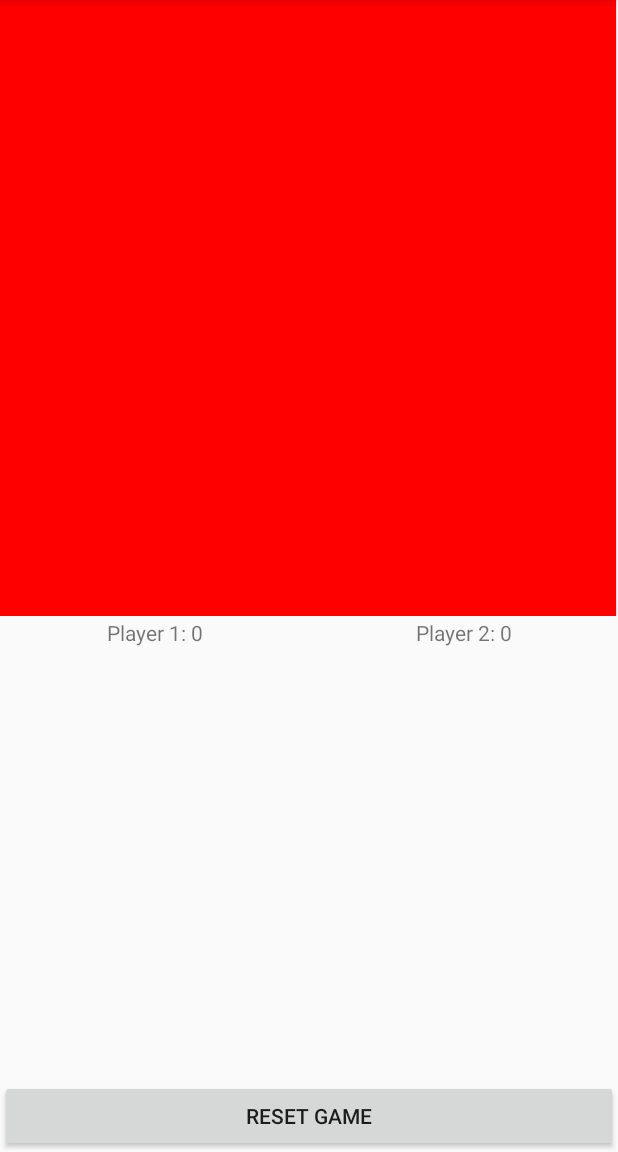
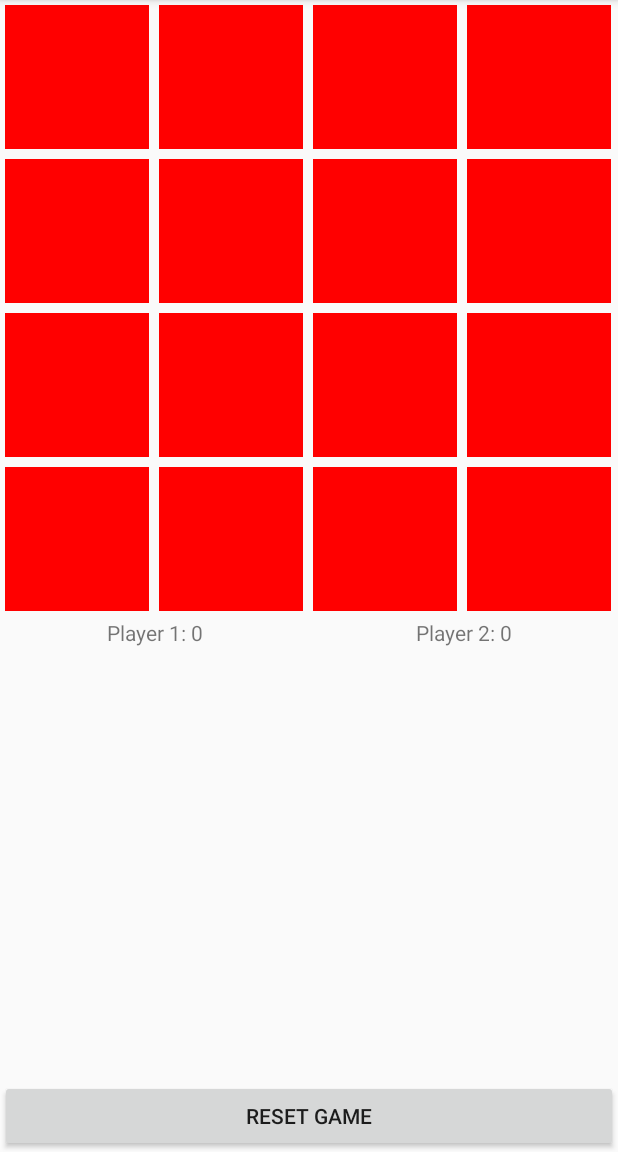
Before and after one commit to kristijan-pajtasev/android-memory-game, an Android app: the screen it shows after launch (MainActivity), on a phone screen of 412 x 824 dp, the part 84-1236 px from its top. Run offline under Robolectric (Android 15) with nearby library versions, the phone set to English and light mode, and no system bars.

Commit message:
padding on squares

```diff
--- a/app/src/main/java/com/kristijan_pajtasev/assignment02/views/MemoryCards.java
+++ b/app/src/main/java/com/kristijan_pajtasev/assignment02/views/MemoryCards.java
@@ -65,6 +65,7 @@ public class MemoryCards extends View {
 
         setWindowDimensions();
         rectSize = windowHeight < windowWidth ? windowHeight / 4 : windowWidth / 4;
+        rectSize -= 10;
 
         Paint colorPalet[] = {black, blue, midnightBlue, green, purple, concrete, sunflower, carrot};
 
@@ -89,7 +90,7 @@ public class MemoryCards extends View {
         super.onDraw(canvas);
         for (int i = 0; i < 16; i++) {
             canvas.save();
-            canvas.translate((i % 4) * rectSize, (i/4) * rectSize);
+            canvas.translate((i % 4) * (rectSize + 10) + 5, (i/4) * (rectSize + 10) + 5);
             Paint paint = cards.get(i).cardFlipped() || cards.get(i).cardTemporaryFlipped() ? cards.get(i).color : red;
             canvas.drawRect(cardsPlaces.get(i), paint);
             canvas.restore();
```
